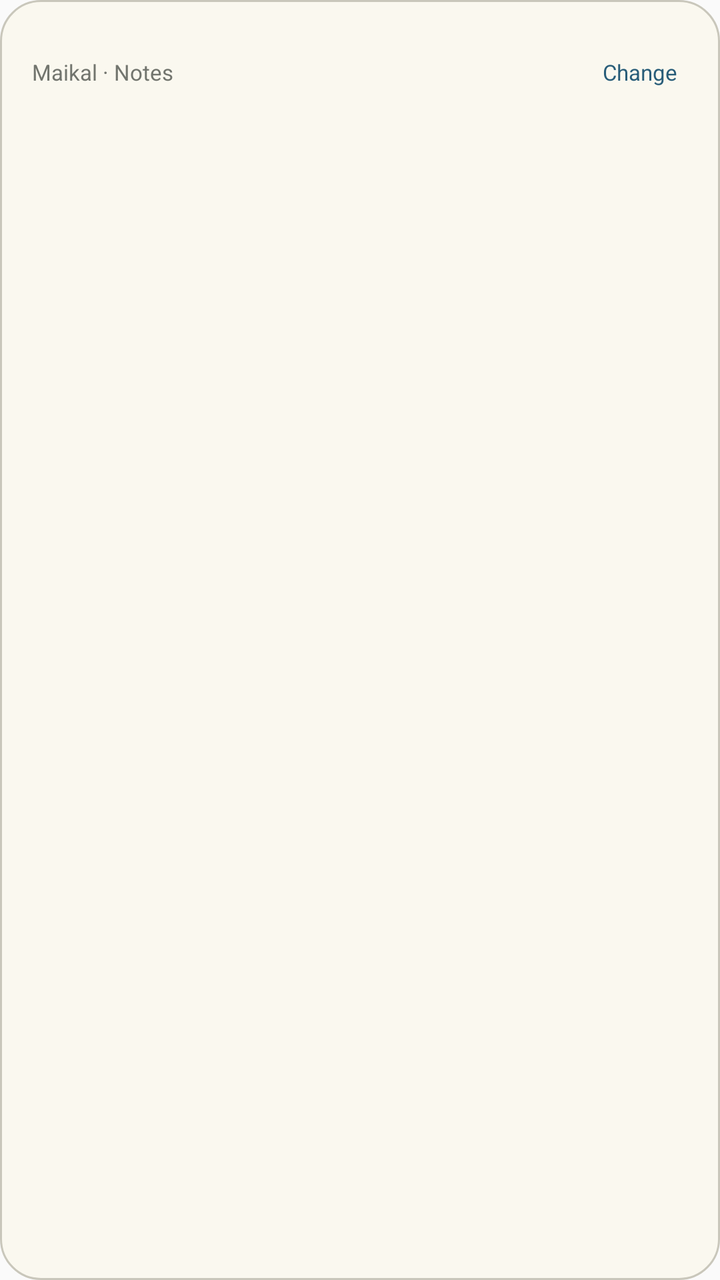
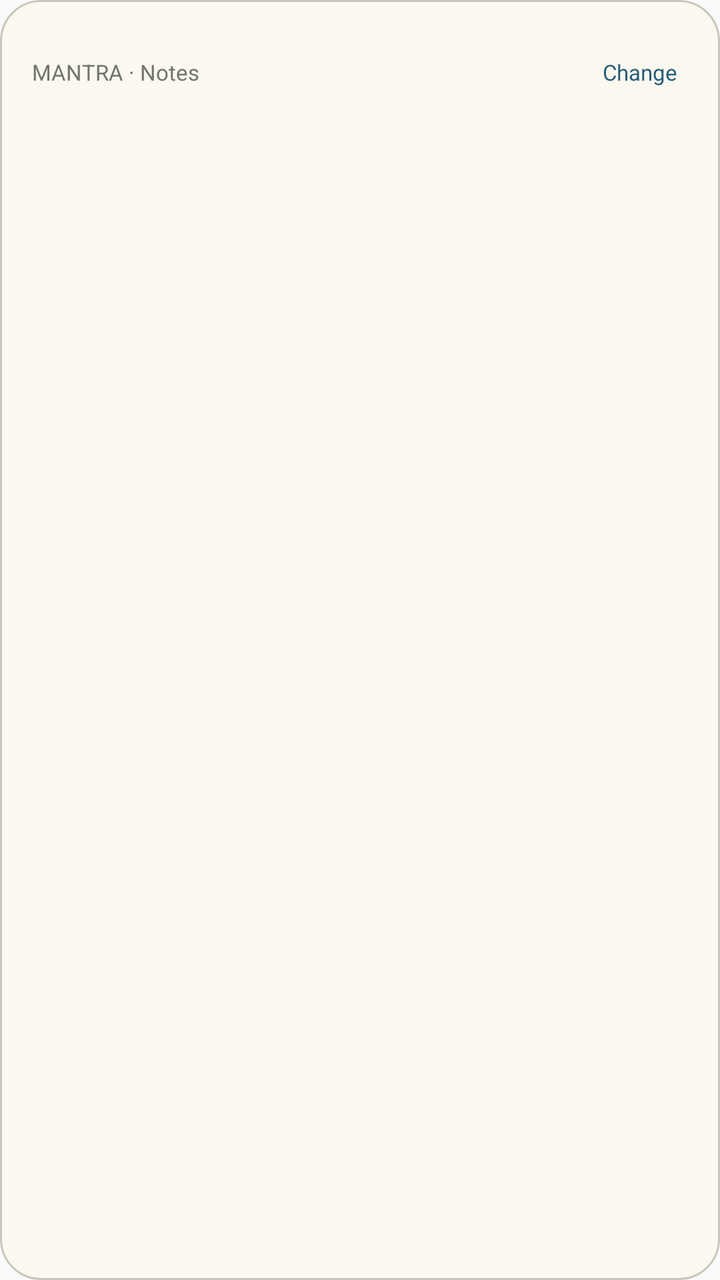

An Android layout rendered at two revisions. The XML below is the earlier revision; the diff shows what the commit changed to produce the second picture.
<!-- AndroidManifest.xml: application theme AppTheme -->
<!-- res/layout/widget_note.xml -->
<LinearLayout xmlns:android="http://schemas.android.com/apk/res/android" android:id="@+id/widget_note_card" android:layout_width="match_parent" android:layout_height="match_parent" android:orientation="vertical" android:background="@drawable/widget_paper" android:padding="16dp">
    <LinearLayout android:layout_width="match_parent" android:layout_height="wrap_content" android:orientation="horizontal" android:gravity="center_vertical">
        <TextView android:layout_width="0dp" android:layout_weight="1" android:layout_height="wrap_content" android:text="Maikal · Notes" android:textSize="11sp" android:textColor="#72756E" />
        <TextView android:id="@+id/widget_note_change" android:layout_width="48dp" android:layout_height="40dp" android:text="Change" android:gravity="center" android:textColor="#285D79" android:textSize="11sp" android:contentDescription="Choose another note" />
    </LinearLayout>
    <TextView android:id="@+id/widget_note_title" android:layout_width="match_parent" android:layout_height="wrap_content" android:textSize="22sp" android:fontFamily="serif" android:textColor="#253439" android:maxLines="2" android:ellipsize="end" />
    <TextView android:id="@+id/widget_note_body" android:layout_width="match_parent" android:layout_height="0dp" android:layout_weight="1" android:layout_marginTop="8dp" android:layout_marginBottom="8dp" android:textSize="14sp" android:textColor="#536159" android:ellipsize="end" android:maxLines="8" />
    <TextView android:id="@+id/widget_note_source" android:layout_width="match_parent" android:layout_height="wrap_content" android:textSize="10sp" android:textColor="#72756E" android:maxLines="1" android:ellipsize="end" />
</LinearLayout>
<!-- resources referenced by this layout -->
<resources>
  <!-- drawable widget_paper (drawable) -->
  <shape xmlns:android="http://schemas.android.com/apk/res/android">
      <solid android:color="#FAF8EF" />
      <corners android:radius="20dp" />
      <stroke android:width="1dp" android:color="#C9C7BB" />
  </shape>
  <style name="AppTheme" parent="Theme.AppCompat.Light.DarkActionBar">
          
          <item name="colorPrimary">@color/colorPrimary</item>
          <item name="colorPrimaryDark">@color/colorPrimaryDark</item>
          <item name="colorAccent">@color/colorAccent</item>
      </style>
</resources>

<!-- the commit's change to res/layout/widget_note.xml (unified diff, before → after) -->
@@ -1,6 +1,6 @@
 <LinearLayout xmlns:android="http://schemas.android.com/apk/res/android" android:id="@+id/widget_note_card" android:layout_width="match_parent" android:layout_height="match_parent" android:orientation="vertical" android:background="@drawable/widget_paper" android:padding="16dp">
     <LinearLayout android:layout_width="match_parent" android:layout_height="wrap_content" android:orientation="horizontal" android:gravity="center_vertical">
-        <TextView android:layout_width="0dp" android:layout_weight="1" android:layout_height="wrap_content" android:text="Maikal · Notes" android:textSize="11sp" android:textColor="#72756E" />
+        <TextView android:id="@+id/widget_note_theme_1" android:layout_width="0dp" android:layout_weight="1" android:layout_height="wrap_content" android:text="MANTRA · Notes" android:textSize="11sp" android:textColor="#72756E" />
         <TextView android:id="@+id/widget_note_change" android:layout_width="48dp" android:layout_height="40dp" android:text="Change" android:gravity="center" android:textColor="#285D79" android:textSize="11sp" android:contentDescription="Choose another note" />
     </LinearLayout>
     <TextView android:id="@+id/widget_note_title" android:layout_width="match_parent" android:layout_height="wrap_content" android:textSize="22sp" android:fontFamily="serif" android:textColor="#253439" android:maxLines="2" android:ellipsize="end" />
